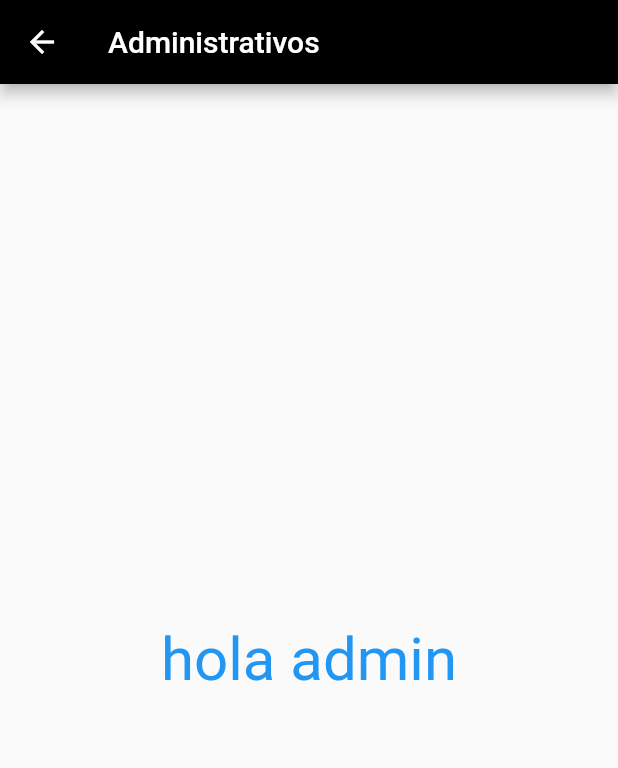
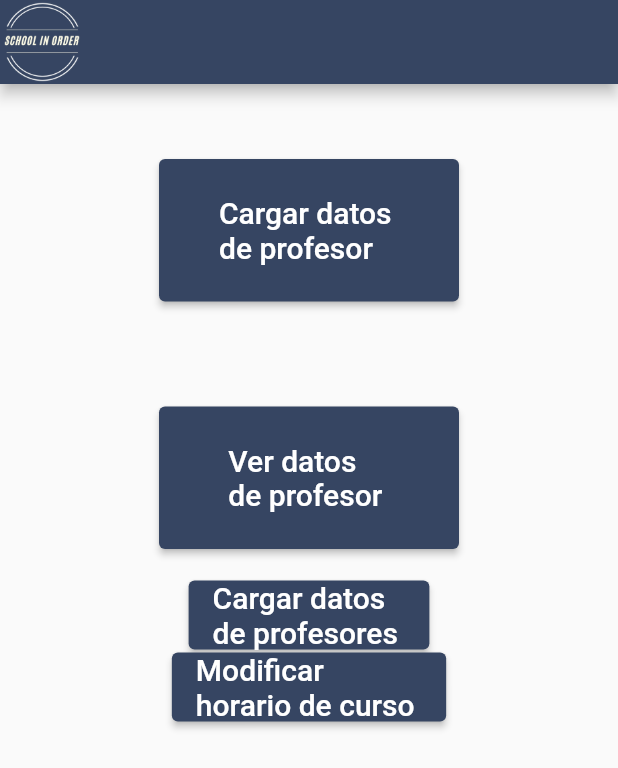
Before and after one commit to Julian-Alcaraz/schollinorder, a Flutter app: the AdministrativosPages screen opened by its route, on a phone screen of 412 x 824 dp. Shown: the top 768 px of the screen. Run offline on Flutter 3.47's test engine with Material 2 defaults, Android fonts, the phone set to English and light mode, and no system bars.

Commit message:
Avance primeros dos botones terminados pagina admin

```diff
--- a/lib/src/pages/administrativos/administrativos.dart
+++ b/lib/src/pages/administrativos/administrativos.dart
@@ -5,16 +5,73 @@ class AdministrativosPages extends StatelessWidget {
   Widget build(BuildContext context) {
     return Scaffold(
       appBar: AppBar(
-        title: Text("Administrativos"),
-        backgroundColor: Colors.black,
+        backgroundColor: Color(0xFF364562),
+        leading: Container(
+          width: 50,
+          child: FittedBox(
+            fit: BoxFit.contain,
+            child: Image.asset(
+              "assets/logo.jpg",
+            ),
+          ),
+        ),
       ),
       body: Center(
-        child: Text(
-          "hola admin",
-          style: TextStyle(
-            color: Colors.blue,
-            fontSize: 40,
-          ),
+        child: Column(
+          children: [
+            Padding(
+              padding: EdgeInsets.symmetric(vertical: 50, horizontal: 25),
+              child: ElevatedButton(
+                onPressed: () {},
+                style: ElevatedButton.styleFrom(
+                    primary: Color(0xFF364562), minimumSize: Size(200, 95)),
+                child: Text(
+                  "Cargar datos \nde profesor ",
+                  style: TextStyle(
+                    color: Colors.white,
+                    fontSize: (20),
+                  ),
+                ),
+              ),
+            ),
+            Padding(
+              padding: EdgeInsets.symmetric(vertical: 20, horizontal: 25),
+              child: ElevatedButton(
+                onPressed: () {},
+                style: ElevatedButton.styleFrom(
+                    primary: Color(0xFF364562), minimumSize: Size(200, 95)),
+                child: Text(
+                  "Ver datos \nde profesor ",
+                  style: TextStyle(
+                    color: Colors.white,
+                    fontSize: (20),
+                  ),
+                ),
+              ),
+            ),
+            ElevatedButton(
+              onPressed: () {},
+              style: ElevatedButton.styleFrom(primary: Color(0xFF364562)),
+              child: Text(
+                "Cargar datos\nde profesores ",
+                style: TextStyle(
+                  color: Colors.white,
+                  fontSize: (20),
+                ),
+              ),
+            ),
+            ElevatedButton(
+              onPressed: () {},
+              style: ElevatedButton.styleFrom(primary: Color(0xFF364562)),
+              child: Text(
+                "Modificar \nhorario de curso ",
+                style: TextStyle(
+                  color: Colors.white,
+                  fontSize: (20),
+                ),
+              ),
+            ),
+          ],
         ),
       ),
     );
```
